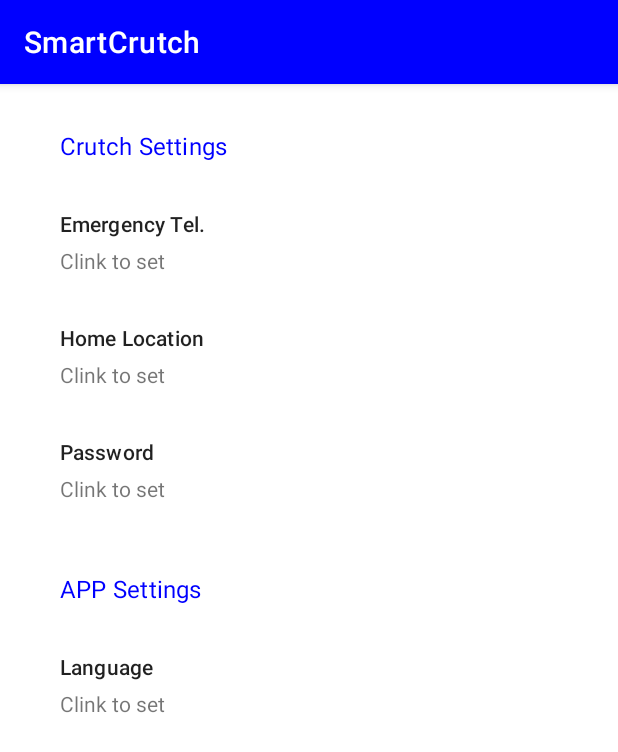
After one commit to link857/SmartCrutch_Android_App_new, an Android app: the SettingsActivity screen opened directly, with no data from a screen before it, on a phone screen of 412 x 824 dp. The commit adds this screen. Shown: the top 752 px of the screen. Run offline under Robolectric (Android 15) with nearby library versions, the phone set to English and light mode, and no system bars.

Commit message:
Init SettingsActivity layout

```diff
--- a/app/src/main/AndroidManifest.xml
+++ b/app/src/main/AndroidManifest.xml
@@ -17,13 +17,15 @@
         android:supportsRtl="true"
         android:theme="@style/Theme.SmartCrutch"
         android:usesCleartextTraffic="true">
+        <activity android:name=".ui.SettingsActivity"></activity>
         <!-- Amap api key -->
         <meta-data
             android:name="com.amap.api.v2.apikey"
             android:value="6aee315f0349d36dc7ec8a6ab6d802fa" />
 
-        <activity android:name=".ui.MapActivity"
-            android:parentActivityName=".ui.MainActivity"/>
+        <activity
+            android:name=".ui.MapActivity"
+            android:parentActivityName=".ui.MainActivity" />
         <activity android:name=".ui.LoginActivity" />
         <activity
             android:name=".ui.MainActivity"
--- a/app/src/main/java/deltazero/smartcrutch/ui/MapActivity.java
+++ b/app/src/main/java/deltazero/smartcrutch/ui/MapActivity.java
@@ -43,6 +43,7 @@ public class MapActivity extends AppCompatActivity {
         // Init UI
         tvLocDescription = findViewById(R.id.map_loc_description);
         tvLoc = findViewById(R.id.map_loc);
+        getActionBar().setTitle(getString(R.string.map_activity_title));
 
         // Get uuid
         uuid = getSharedPreferences("deltazero.smartcrutch.prefs", MODE_PRIVATE)
--- /dev/null
+++ b/app/src/main/java/deltazero/smartcrutch/ui/SettingsActivity.java
@@ -0,0 +1,16 @@
+package deltazero.smartcrutch.ui;
+
+import androidx.appcompat.app.AppCompatActivity;
+
+import android.os.Bundle;
+
+import deltazero.smartcrutch.R;
+
+public class SettingsActivity extends AppCompatActivity {
+
+    @Override
+    protected void onCreate(Bundle savedInstanceState) {
+        super.onCreate(savedInstanceState);
+        setContentView(R.layout.activity_settings);
+    }
+}
--- a/app/src/main/res/layout/activity_login.xml
+++ b/app/src/main/res/layout/activity_login.xml
@@ -31,12 +31,13 @@
 
     <com.google.android.material.textfield.TextInputLayout
         android:id="@+id/login_username_text_input"
+        style="@style/Widget.MaterialComponents.TextInputLayout.OutlinedBox"
         android:layout_width="match_parent"
         android:layout_height="wrap_content"
         android:layout_marginStart="32dp"
         android:layout_marginTop="24dp"
         android:layout_marginEnd="32dp"
-        android:hint="@string/hint_username"
+        android:hint="@string/username"
         app:layout_constraintEnd_toEndOf="parent"
         app:layout_constraintStart_toStartOf="parent"
         app:layout_constraintTop_toBottomOf="@+id/login_text_view">
@@ -45,19 +46,18 @@
             android:id="@+id/login_username_edit_text"
             android:layout_width="match_parent"
             android:layout_height="wrap_content"
-            android:layout_marginTop="32dp"
-            android:inputType="text"
-            android:maxLines="1" />
+            android:inputType="text"/>
     </com.google.android.material.textfield.TextInputLayout>
 
     <com.google.android.material.textfield.TextInputLayout
         android:id="@+id/login_password_text_input"
+        style="@style/Widget.MaterialComponents.TextInputLayout.OutlinedBox"
         android:layout_width="0dp"
         android:layout_height="wrap_content"
         android:layout_marginStart="32dp"
         android:layout_marginTop="16dp"
         android:layout_marginEnd="32dp"
-        android:hint="@string/hint_password"
+        android:hint="@string/password"
         app:errorEnabled="true"
         app:layout_constraintEnd_toEndOf="parent"
         app:layout_constraintStart_toStartOf="parent"
@@ -75,10 +75,10 @@
         android:layout_width="wrap_content"
         android:layout_height="wrap_content"
         android:layout_marginTop="16dp"
+        android:onClick="handleLoginButtonClick"
         android:text="@string/button_login"
         app:layout_constraintEnd_toEndOf="@+id/login_password_text_input"
-        app:layout_constraintTop_toBottomOf="@+id/login_password_text_input"
-        android:onClick="handleLoginButtonClick"/>
+        app:layout_constraintTop_toBottomOf="@+id/login_password_text_input" />
 
     <com.google.android.material.button.MaterialButton
         android:id="@+id/cancel_button"
--- /dev/null
+++ b/app/src/main/res/layout/activity_settings.xml
@@ -0,0 +1,142 @@
+<?xml version="1.0" encoding="utf-8"?>
+<androidx.coordinatorlayout.widget.CoordinatorLayout xmlns:android="http://schemas.android.com/apk/res/android"
+    xmlns:tools="http://schemas.android.com/tools"
+    android:layout_width="match_parent"
+    android:layout_height="match_parent"
+    tools:context=".ui.SettingsActivity">
+
+
+    <ScrollView
+        android:layout_width="match_parent"
+        android:layout_height="match_parent">
+
+        <LinearLayout
+            android:layout_width="match_parent"
+            android:layout_height="wrap_content"
+            android:orientation="vertical">
+
+            <TextView
+                android:layout_width="wrap_content"
+                android:layout_height="wrap_content"
+                android:layout_marginTop="30dp"
+                android:layout_marginBottom="15dp"
+                android:layout_marginStart="40dp"
+                android:text="@string/crutch_settings_subtitle"
+                android:textColor="@color/Blue"
+                android:textAppearance="@style/TextAppearance.MaterialComponents.Subtitle1" />
+
+            <RelativeLayout
+                android:layout_width="match_parent"
+                android:layout_height="wrap_content">
+
+                <TextView
+                    android:id="@+id/settings_tv_phone"
+                    android:layout_width="wrap_content"
+                    android:layout_height="wrap_content"
+                    android:layout_marginStart="40dp"
+                    android:layout_marginTop="16dp"
+                    android:text="@string/emergency_tel"
+                    android:textAppearance="@style/TextAppearance.MaterialComponents.Subtitle2" />
+
+                <TextView
+                    android:id="@+id/settings_tv_phone_info"
+                    android:layout_width="wrap_content"
+                    android:layout_height="wrap_content"
+                    android:layout_below="@+id/settings_tv_phone"
+                    android:layout_marginStart="40dp"
+                    android:layout_marginTop="5dp"
+                    android:layout_marginBottom="16dp"
+                    android:text="@string/clink_to_set" />
+
+            </RelativeLayout>
+
+            <RelativeLayout
+                android:layout_width="match_parent"
+                android:layout_height="wrap_content">
+
+                <TextView
+                    android:id="@+id/settings_tv_home"
+                    android:layout_width="wrap_content"
+                    android:layout_height="wrap_content"
+                    android:layout_marginStart="40dp"
+                    android:layout_marginTop="16dp"
+                    android:text="@string/home_location"
+                    android:textAppearance="@style/TextAppearance.MaterialComponents.Subtitle2" />
+
+                <TextView
+                    android:id="@+id/settings_tv_home_info"
+                    android:layout_width="wrap_content"
+                    android:layout_height="wrap_content"
+                    android:layout_below="@+id/settings_tv_home"
+                    android:layout_marginStart="40dp"
+                    android:layout_marginTop="5dp"
+                    android:layout_marginBottom="16dp"
+                    android:text="@string/clink_to_set" />
+
+            </RelativeLayout>
+
+            <RelativeLayout
+                android:layout_width="match_parent"
+                android:layout_height="wrap_content">
+
+                <TextView
+                    android:id="@+id/settings_tv_password"
+                    android:layout_width="wrap_content"
+                    android:layout_height="wrap_content"
+                    android:layout_marginStart="40dp"
+                    android:layout_marginTop="16dp"
+                    android:text="@string/password"
+                    android:textAppearance="@style/TextAppearance.MaterialComponents.Subtitle2" />
+
+                <TextView
+                    android:id="@+id/settings_tv_password_info"
+                    android:layout_width="wrap_content"
+                    android:layout_height="wrap_content"
+                    android:layout_below="@+id/settings_tv_password"
+                    android:layout_marginStart="40dp"
+                    android:layout_marginTop="5dp"
+                    android:layout_marginBottom="16dp"
+                    android:text="@string/clink_to_set" />
+
+            </RelativeLayout>
+
+            <TextView
+                android:layout_width="wrap_content"
+                android:layout_height="wrap_content"
+                android:layout_marginTop="30dp"
+                android:layout_marginBottom="15dp"
+                android:layout_marginStart="40dp"
+                android:text="@string/app_settings_subtitle"
+                android:textColor="@color/Blue"
+                android:textAppearance="@style/TextAppearance.MaterialComponents.Subtitle1" />
+
+            <RelativeLayout
+                android:layout_width="match_parent"
+                android:layout_height="wrap_content">
+
+                <TextView
+                    android:id="@+id/settings_tv_language"
+                    android:layout_width="wrap_content"
+                    android:layout_height="wrap_content"
+                    android:layout_marginStart="40dp"
+                    android:layout_marginTop="16dp"
+                    android:text="@string/language"
+                    android:textAppearance="@style/TextAppearance.MaterialComponents.Subtitle2" />
+
+                <TextView
+                    android:id="@+id/settings_tv_language_info"
+                    android:layout_width="wrap_content"
+                    android:layout_height="wrap_content"
+                    android:layout_below="@+id/settings_tv_language"
+                    android:layout_marginStart="40dp"
+                    android:layout_marginTop="5dp"
+                    android:layout_marginBottom="16dp"
+                    android:text="@string/clink_to_set" />
+
+            </RelativeLayout>
+
+        </LinearLayout>
+
+    </ScrollView>
+
+</androidx.coordinatorlayout.widget.CoordinatorLayout>
--- a/app/src/main/res/values/strings.xml
+++ b/app/src/main/res/values/strings.xml
@@ -1,7 +1,7 @@
 <resources>
     <string name="app_name" translatable="false">SmartCrutch</string>
-    <string name="hint_password">Password</string>
-    <string name="hint_username">Username</string>
+    <string name="password">Password</string>
+    <string name="username">Username</string>
     <string name="login">Login</string>
     <string name="button_login">Login</string>
     <string name="button_register">Register</string>
@@ -37,10 +37,15 @@
     <string name="crutch_marker_tag">Your crutch</string>
     <string name="button_close">Close</string>
     <string name="about_title">About</string>
-
-    <!-- Long strings -->
     <string name="about_content" translatable="false">\nSmartCrutch App v%s\n
 By @DeltaZero (https://github.com/233a344a455)\n\n
 Project repo: https://github.com/SZ2G-RoboticsClub/SmartCrutch-Android-App (Currently private)\n\n
 Copyright © 2021 DeltaZero, All rights reserved.\n</string>
+    <string name="map_activity_title">Map</string>
+    <string name="crutch_settings_subtitle">Crutch Settings</string>
+    <string name="emergency_tel">Emergency Tel.</string>
+    <string name="clink_to_set">Clink to set</string>
+    <string name="home_location">Home Location</string>
+    <string name="app_settings_subtitle">APP Settings</string>
+    <string name="language">Language</string>
 </resources>
```
Also changed, not shown: 1 other file.
